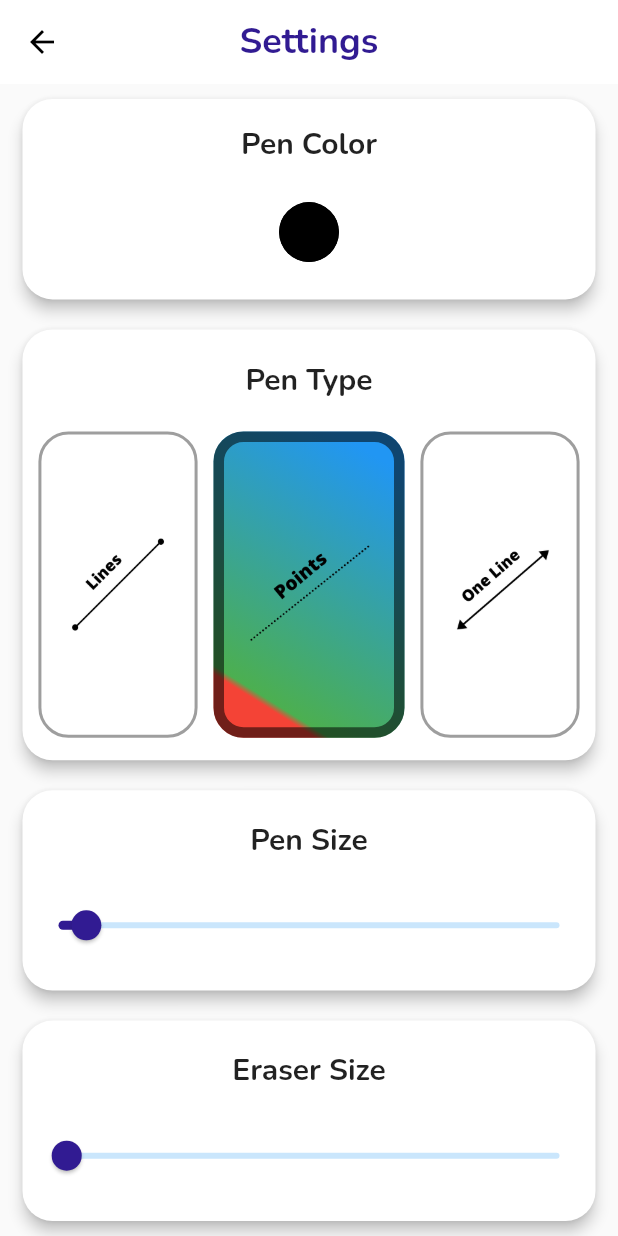
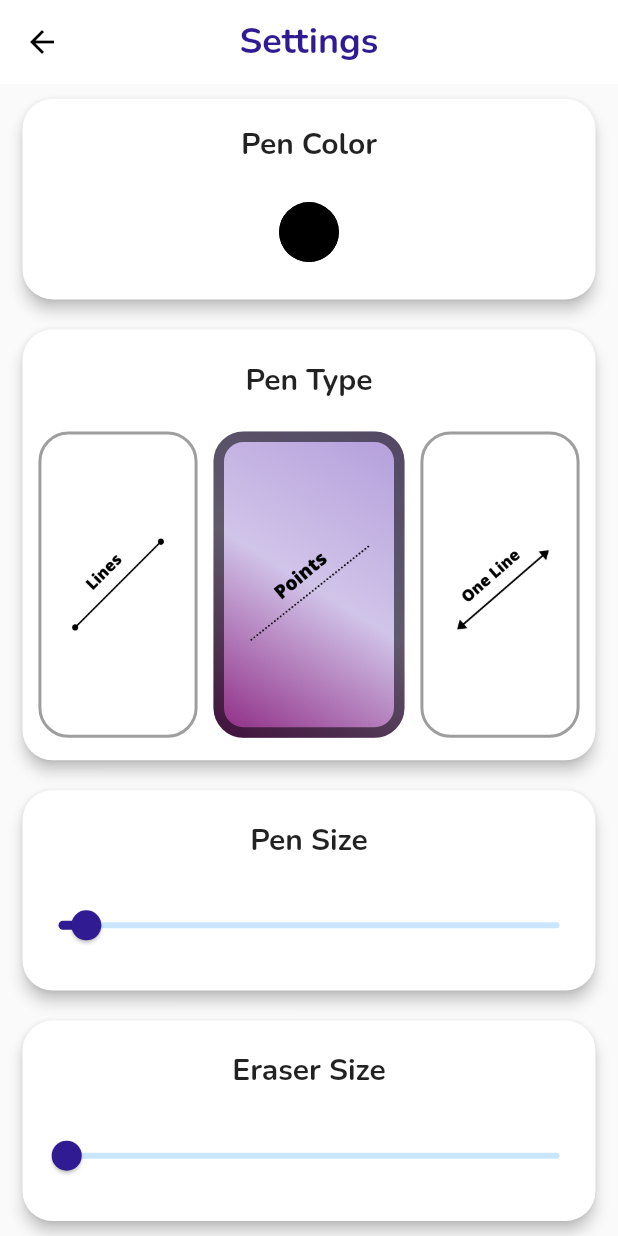
Before and after one commit to AbdallahNassar/Painter, a Flutter app: the SettingsView screen opened by its route, on a phone screen of 412 x 824 dp. Run offline on Flutter 3.47's test engine with Material 2 defaults, Android fonts, the phone set to English and light mode, and no system bars; our stand-ins replace flutter_colorpicker, flutter_speed_dial, get.

Commit message:
added gradient tiles

```diff
--- a/painter/lib/app/modules/settings/widgets/pen_types_item.dart
+++ b/painter/lib/app/modules/settings/widgets/pen_types_item.dart
@@ -37,14 +37,9 @@ class PenTypesItem extends StatelessWidget {
                       begin: Alignment.bottomLeft,
                       end: Alignment.topRight,
                       colors: [
-                        Colors.red,
-                        Colors.green,
-                        Colors.blue,
-                      ],
-                      stops: [
-                        0.15,
-                        0.17,
-                        0.9,
+                        Color(0xFF8C2480),
+                        Colors.deepPurple.shade100,
+                        Colors.deepPurple.shade200,
                       ],
                     )
                   : null,
```
